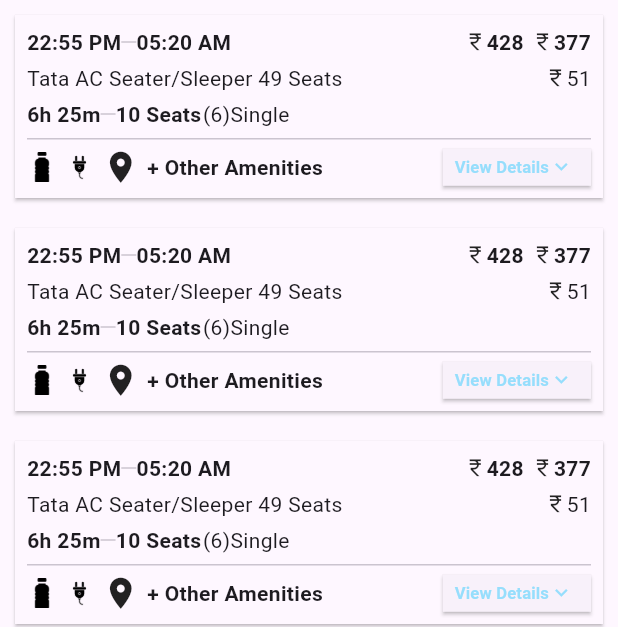
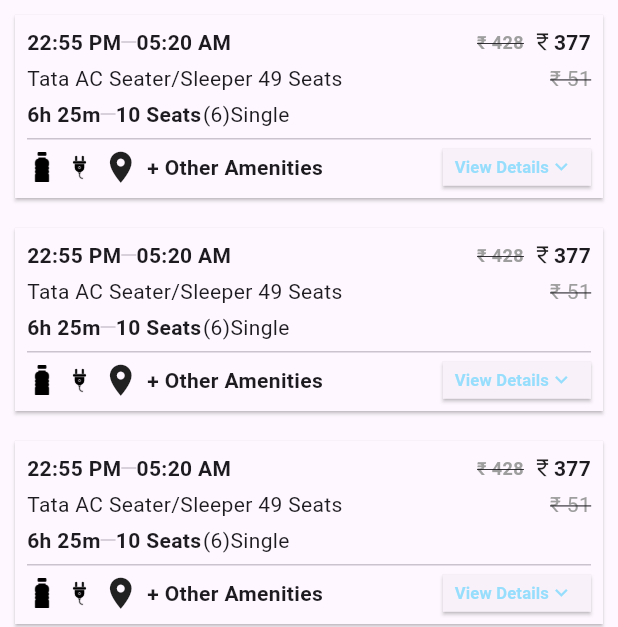
Before and after one commit to shubhammauryask/BetaZenTask, a Flutter app: the Screen1 screen opened directly, on a phone screen of 412 x 824 dp. Shown: the top 627 px of the screen. Run offline on Flutter 3.47's test engine with Material 3 defaults, Android fonts, the phone set to English and light mode, and no system bars; our stand-ins replace flutter_rating_bar.

Commit message:
first commit

```diff
--- a/lib/Widget/widget_screen1.dart
+++ b/lib/Widget/widget_screen1.dart
@@ -28,10 +28,13 @@ Widget Screen1Widget (BuildContext context, Screen1Model data) {
                   fontWeight: FontWeight.bold,
                 ),),
               Spacer(),
-              Icon(Icons.currency_rupee,size: 15,),
-              Text(data.mainAmount,
+
+              Text('₹ ${data.mainAmount}',
                 style: TextStyle(
                   fontWeight: FontWeight.bold,
+                  color: Colors.grey,
+                  fontSize: 12,
+                  decoration: TextDecoration.lineThrough
                 ),),
             SizedBox(width: 5,),
               Icon(Icons.currency_rupee,size: 15,),
@@ -51,8 +54,10 @@ Widget Screen1Widget (BuildContext context, Screen1Model data) {
                   ],
                 ),
                 Spacer(),
-                Icon(Icons.currency_rupee,size: 15,),
-                Text(data.discountAmount)
+                Text('₹ ${data.discountAmount}',style: TextStyle(
+                  decoration: TextDecoration.lineThrough,
+                  color: Colors.grey
+                ),)
               ],
             ),
             SizedBox(height: 4,),
```
